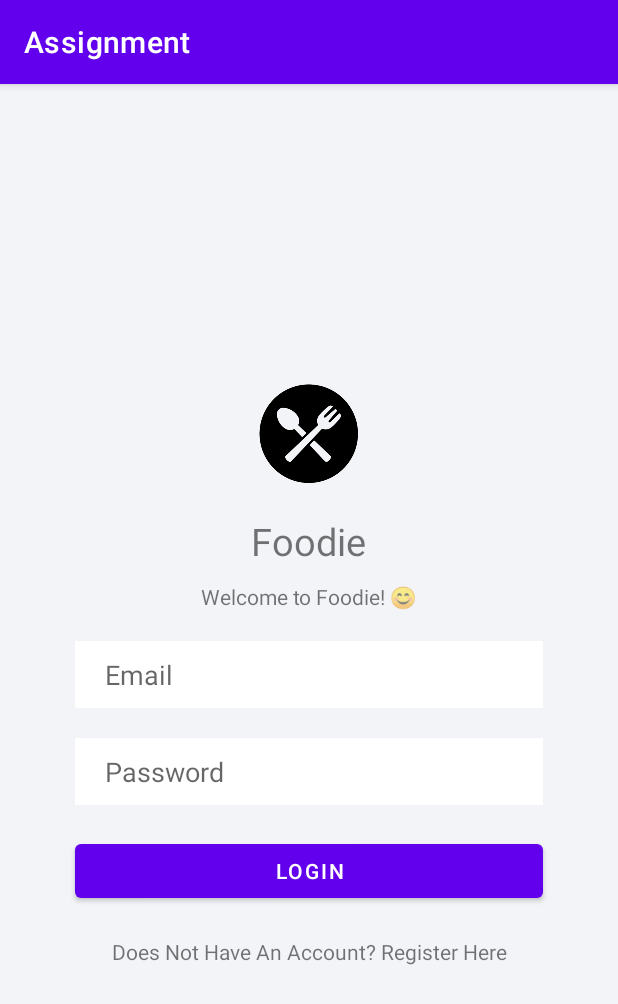
After one commit to chuunfaii/mobile-assignment, an Android app: the Login screen opened directly, with no data from a screen before it, on a phone screen of 412 x 824 dp. The commit adds this screen. Shown: the top 1004 px of the screen. Run offline under Robolectric (Android 15) with nearby library versions, the phone set to English and light mode, and no system bars.

Commit message:
Create login page

```diff
--- a/app/src/main/AndroidManifest.xml
+++ b/app/src/main/AndroidManifest.xml
@@ -9,6 +9,9 @@
         android:roundIcon="@mipmap/ic_launcher_round"
         android:supportsRtl="true"
         android:theme="@style/Theme.Assignment">
+        <activity
+            android:name=".Login"
+            android:exported="false" />
         <activity
             android:name=".Register"
             android:exported="false" />
--- /dev/null
+++ b/app/src/main/java/me/chunfai/assignment/Login.kt
@@ -0,0 +1,11 @@
+package me.chunfai.assignment
+
+import androidx.appcompat.app.AppCompatActivity
+import android.os.Bundle
+
+class Login : AppCompatActivity() {
+    override fun onCreate(savedInstanceState: Bundle?) {
+        super.onCreate(savedInstanceState)
+        setContentView(R.layout.activity_login)
+    }
+}
--- a/app/src/main/java/me/chunfai/assignment/MainActivity.kt
+++ b/app/src/main/java/me/chunfai/assignment/MainActivity.kt
@@ -14,11 +14,17 @@ class MainActivity : AppCompatActivity() {
         setContentView(R.layout.activity_main)
 
         val homeButtonRegister = findViewById<Button>(R.id.homeButtonRegister)
+        val buttonLogin = findViewById<Button>(R.id.ButtonLogin)
 
         homeButtonRegister.setOnClickListener {
             val intent = Intent(this, Register::class.java)
             startActivity(intent)
         }
+
+        buttonLogin.setOnClickListener {
+            val intent = Intent(this, Login::class.java)
+            startActivity(intent)
+        }
     }
 
 }
--- /dev/null
+++ b/app/src/main/res/layout/activity_login.xml
@@ -0,0 +1,84 @@
+<?xml version="1.0" encoding="utf-8"?>
+<LinearLayout xmlns:android="http://schemas.android.com/apk/res/android"
+    xmlns:tools="http://schemas.android.com/tools"
+    android:layout_width="match_parent"
+    android:layout_height="match_parent"
+    android:layout_gravity="center"
+    android:background="@color/main_color"
+    android:gravity="center"
+    android:orientation="vertical"
+    tools:context=".Register">
+
+    <ImageView
+        android:id="@+id/imageView2"
+        android:layout_width="wrap_content"
+        android:layout_height="wrap_content"
+        android:layout_gravity="center"
+        android:contentDescription="@string/logo_description"
+        android:src="@mipmap/ic_logo_foreground" />
+
+    <TextView
+        android:layout_width="wrap_content"
+        android:layout_height="wrap_content"
+        android:text="@string/foodie"
+        android:textSize="25sp" />
+
+    <TextView
+        android:layout_width="wrap_content"
+        android:layout_height="wrap_content"
+        android:layout_marginTop="10dp"
+        android:text="@string/welcome_to_foodie" />
+
+
+    <EditText
+        android:id="@+id/editEmail"
+        android:layout_width="match_parent"
+        android:layout_height="wrap_content"
+        android:layout_marginStart="50dp"
+        android:layout_marginTop="20dp"
+        android:layout_marginEnd="50dp"
+        android:autofillHints="emailAddress"
+        android:background="@color/white"
+        android:hint="@string/email"
+        android:inputType="textEmailAddress"
+        android:paddingStart="20dp"
+        android:paddingTop="10dp"
+        android:paddingEnd="20dp"
+        android:paddingBottom="10dp" />
+
+    <EditText
+        android:id="@+id/editPassword"
+        android:layout_width="match_parent"
+        android:layout_height="wrap_content"
+        android:layout_marginStart="50dp"
+        android:layout_marginTop="20dp"
+        android:layout_marginEnd="50dp"
+        android:autofillHints="password"
+        android:background="@color/white"
+        android:hint="@string/password"
+        android:inputType="textPassword"
+        android:paddingStart="20dp"
+        android:paddingTop="10dp"
+        android:paddingEnd="20dp"
+        android:paddingBottom="10dp" />
+
+    <Button
+        android:id="@+id/btnLogin"
+        android:layout_width="match_parent"
+        android:layout_height="wrap_content"
+        android:layout_marginStart="50dp"
+        android:layout_marginTop="20dp"
+        android:layout_marginEnd="50dp"
+        android:text="@string/login" />
+
+    <TextView
+        android:id="@+id/textLogin"
+        android:layout_width="match_parent"
+        android:layout_height="wrap_content"
+        android:layout_marginStart="50dp"
+        android:layout_marginTop="20dp"
+        android:layout_marginEnd="50dp"
+        android:text="@string/does_not_have_account"
+        android:textAlignment="center" />
+
+</LinearLayout>
--- a/app/src/main/res/layout/activity_main.xml
+++ b/app/src/main/res/layout/activity_main.xml
@@ -14,4 +14,10 @@
         android:layout_height="wrap_content"
         android:text="Register" />
 
+    <Button
+        android:id="@+id/ButtonLogin"
+        android:layout_width="match_parent"
+        android:layout_height="wrap_content"
+        android:text="Login" />
+
 </LinearLayout>
--- a/app/src/main/res/values/strings.xml
+++ b/app/src/main/res/values/strings.xml
@@ -10,4 +10,6 @@
     <string name="already_have_an_account_sign_in_here">Already have an account? Sign in here</string>
     <string name="foodie">Foodie</string>
     <string name="welcome_to_foodie">Welcome to Foodie! 😊</string>
+    <string name="login">login</string>
+    <string name="does_not_have_account">Does Not Have An Account? Register Here</string>
 </resources>
```
